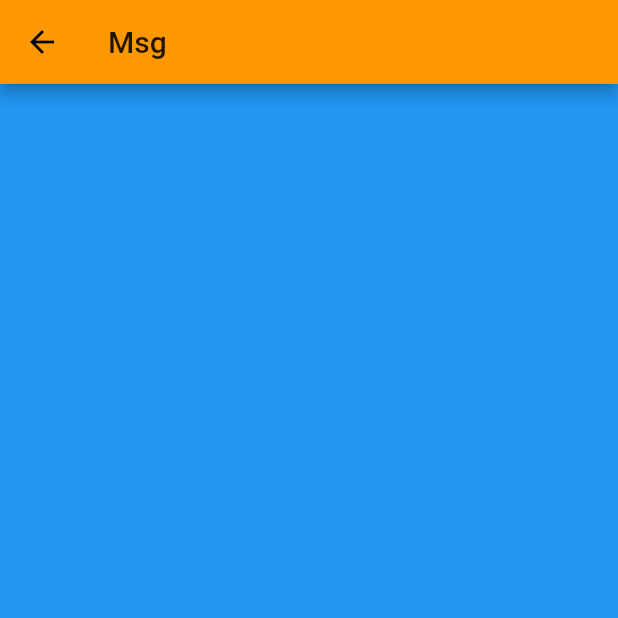
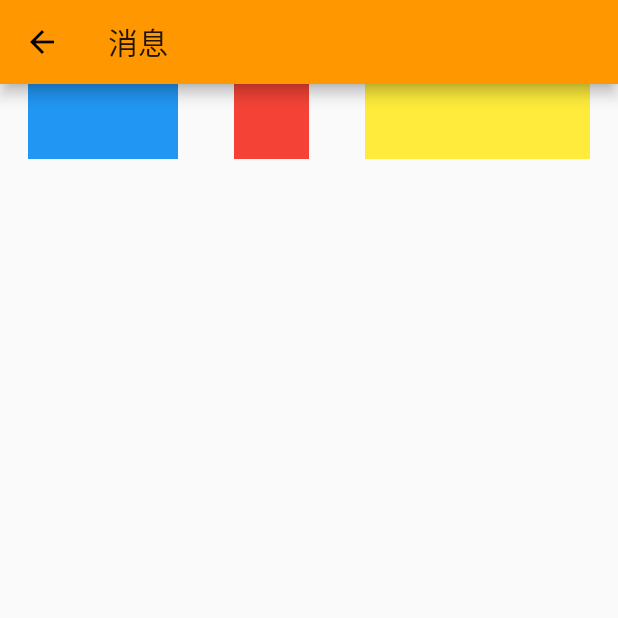
Before and after one commit to Sum-sdl/FlutterSimpleDemo, a Flutter app: the MsgView screen opened directly, on a phone screen of 412 x 824 dp, the top half of it. Run offline on Flutter 3.47's test engine with Material 2 defaults, Android fonts, the phone set to English and light mode, and no system bars.

Commit message:
update flutter app

```diff
--- /dev/null
+++ b/flutter_rent/lib/ui/HomeMsgPage.dart
@@ -0,0 +1,41 @@
+import 'package:flutter/material.dart';
+
+class MsgView extends StatelessWidget {
+  MsgView() {
+    print("MsgView new");
+  }
+
+  @override
+  Widget build(BuildContext context) {
+    print("MsgView build");
+    return Scaffold(
+        appBar: new AppBar(
+          title: new Text("消息"),
+        ),
+        body: buildIntrinsicWidth2());
+  }
+
+  Widget buildIntrinsicWidth() {
+    return new IntrinsicWidth(
+      stepHeight: 400.0,
+      stepWidth: 400.0,
+      child: new Container(
+        color: Colors.blue,
+        width: 200.0,
+        height: 200.0,
+      ),);
+  }
+
+  Widget buildIntrinsicWidth2() {
+    return new IntrinsicHeight(
+      child: new Row(
+        mainAxisAlignment: MainAxisAlignment.spaceAround,
+        children: <Widget>[
+          new Container(color: Colors.blue, width: 100.0),
+          new Container(color: Colors.red, width: 50.0, height: 50.0,),
+          new Container(color: Colors.yellow, width: 150.0),
+        ],
+      ),
+    );
+  }
+}
--- a/flutter_rent/lib/ui/MsgPage.dart
+++ /dev/null
@@ -1,28 +0,0 @@
-import 'package:flutter/material.dart';
-
-class MsgView extends StatefulWidget {
-  @override
-  State<StatefulWidget> createState() => new _MsgViewState();
-}
-
-class _MsgViewState extends State<MsgView> {
-
-  @override
-  void initState() {
-    super.initState();
-    print("MsgView initState");
-  }
-
-
-  @override
-  Widget build(BuildContext context) {
-    print("MsgView build");
-    return Scaffold(
-        appBar: new AppBar(
-          title: new Text("Msg"),
-        ),
-        body: new Container(
-          color: Colors.blue,
-        ));
-  }
-}
```
Also changed, not shown: flutter_rent/lib/main.dart (+66 -52 lines), flutter_rent/lib/ui/HomeHouseLIstPage.dart (added, +45 -0 lines), flutter_rent/lib/ui/HomePage.dart (+3 -19 lines), flutter_rent/lib/ui/HomeSelfPage.dart (added, +38 -0 lines), flutter_rent/lib/ui/SelfPage.dart (deleted, +0 -30 lines), 1 other file.
